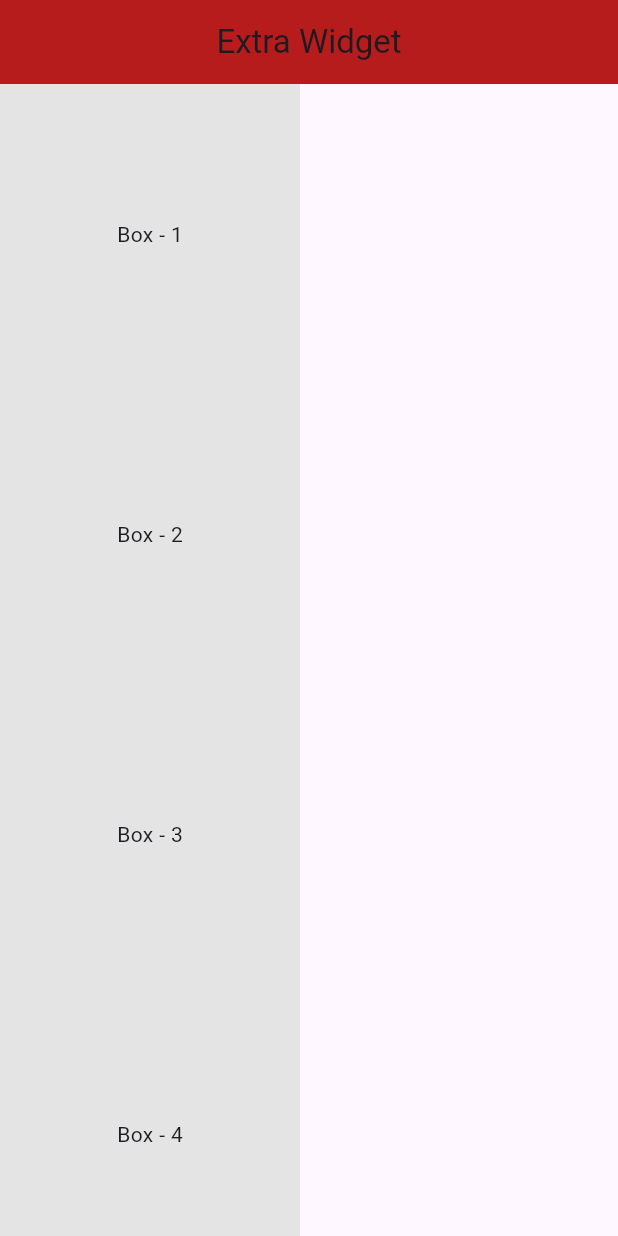
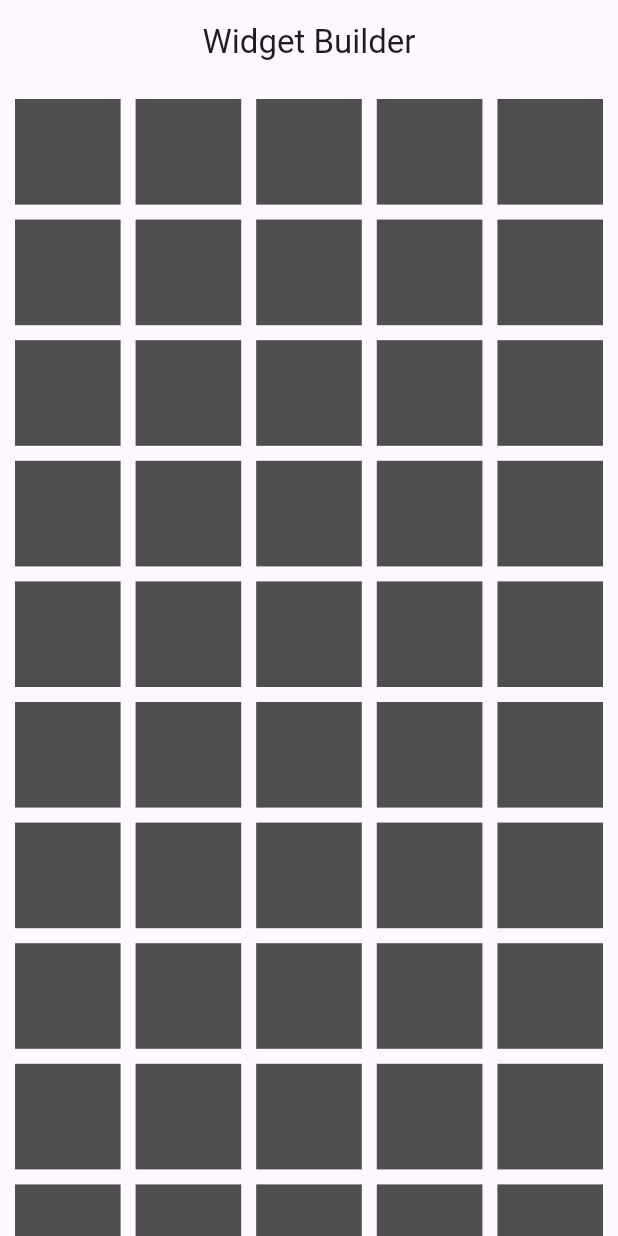
Before and after one commit to iqbalsuwandi20/belajar-flutter-youtube, a Flutter app: the screen it shows after launch, on a phone screen of 412 x 824 dp. Run offline on Flutter 3.47's test engine with Material 3 defaults, Android fonts, the phone set to English and light mode, and no system bars.

Commit message:
widget builder

```diff
--- a/lib/main.dart
+++ b/lib/main.dart
@@ -1,64 +1,51 @@
 import 'dart:math';
 
 import 'package:flutter/material.dart';
-import 'package:flutter_basic/widgets/color_box.dart';
 
 void main() {
-  runApp(MyApp());
+  runApp(const MyApp());
 }
 
-// ignore: must_be_immutable
 class MyApp extends StatelessWidget {
-  // List<ColorBox> allItems = List.generate(
-  //   10,
-  //   (index) => ColorBox(
-  //     text: "Box - ${index + 1}",
-  //     colors: Color.fromARGB(
-  //       255,
-  //       200 + Random().nextInt(256),
-  //       200 + Random().nextInt(256),
-  //       200 + Random().nextInt(256),
-  //     ),
-  //   ),
-  // );
-
-  List<Map<String, dynamic>> data = List.generate(
-    10,
-    (index) => {
-      "text": "Box - ${index + 1}",
-      "color": Color.fromARGB(
-        255,
-        200 + Random().nextInt(256),
-        200 + Random().nextInt(256),
-        200 + Random().nextInt(256),
-      ),
-    },
-  );
-
-  MyApp({super.key});
+  const MyApp({super.key});
 
   @override
   Widget build(BuildContext context) {
     return MaterialApp(
       home: Scaffold(
         appBar: AppBar(
-          title: const Text("Extra Widget"),
+          title: const Text("Widget Builder"),
           centerTitle: true,
-          backgroundColor: Colors.red[900],
         ),
-        body: SingleChildScrollView(
-          scrollDirection: Axis.vertical,
-          child: Column(
-            children: data
-                .map(
-                  (e) => ColorBox(
-                    text: e["text"],
-                    colors: e["color"],
-                  ),
-                )
-                .toList(),
+        body: GridView.builder(
+          padding: const EdgeInsets.all(10),
+          itemCount: 50,
+          gridDelegate: const SliverGridDelegateWithFixedCrossAxisCount(
+            crossAxisCount: 5,
+            crossAxisSpacing: 10,
+            mainAxisSpacing: 10,
+          ),
+          itemBuilder: (context, index) => Container(
+            color: Color.fromARGB(
+              255,
+              60 + Random().nextInt(151),
+              60 + Random().nextInt(151),
+              60 + Random().nextInt(151),
+            ),
           ),
         ),
+        // body: ListView.builder(
+        //   itemCount: 10,
+        //   itemBuilder: (context, index) => ColorBox(
+        //     text: "What is the Box - ${index + 1}",
+        //     colors: Color.fromARGB(
+        //       255,
+        //       60 + Random().nextInt(200),
+        //       60 + Random().nextInt(200),
+        //       60 + Random().nextInt(200),
+        //     ),
+        //   ),
+        // ),
       ),
     );
   }
```
